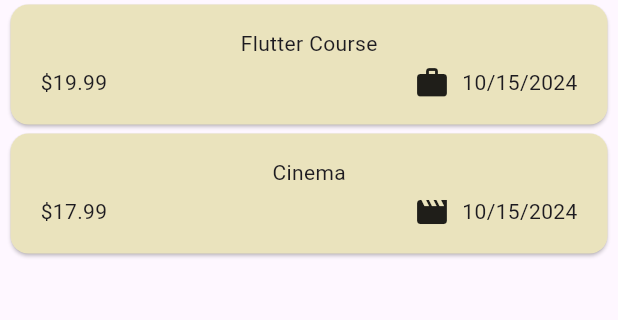
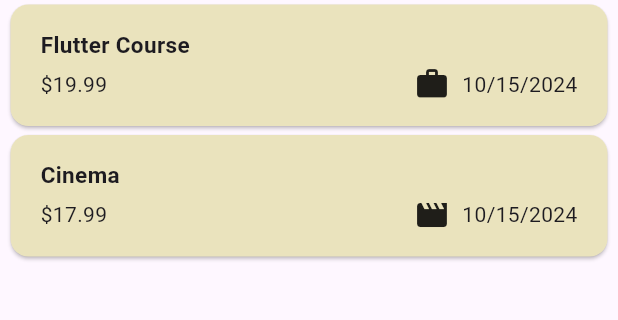
Before and after one commit to flutter-development-rboriba/expense_tracker_app, a Flutter app: the screen it shows after launch, on a phone screen of 412 x 824 dp, the part 114-434 px from its top. Run offline on Flutter 3.47's test engine with Material 3 defaults, Android fonts, the phone set to English and light mode, and no system bars.

Commit message:
Add themes to the widgets individually

```diff
--- a/lib/widgets/expenses_list/expenses_item.dart
+++ b/lib/widgets/expenses_list/expenses_item.dart
@@ -16,8 +16,15 @@ class ExpenseItem extends StatelessWidget {
           vertical: 16,
         ),
         child: Column(
+          crossAxisAlignment: CrossAxisAlignment.start,
           children: [
-            Text(expense.title),
+            Text(
+              expense.title,
+              style: const TextStyle(
+                fontSize: 15,
+                fontWeight: FontWeight.w700,
+              ),
+            ),
             const SizedBox(height: 4),
             Row(
               children: [
--- a/lib/widgets/expenses_list/expenses_list.dart
+++ b/lib/widgets/expenses_list/expenses_list.dart
@@ -19,6 +19,12 @@ class ExpensesList extends StatelessWidget {
       itemCount: expenses.length,
       itemBuilder: (ctx, index) => Dismissible(
         key: ValueKey(expenses[index]),
+        background: Container(
+          color: Theme.of(context).colorScheme.error.withOpacity(0.4),
+          margin: EdgeInsets.symmetric(
+            horizontal: Theme.of(context).cardTheme.margin!.horizontal,
+          ),
+        ),
         onDismissed: (direction) {
           onRemoveExpense(expenses[index]);
         },
```
